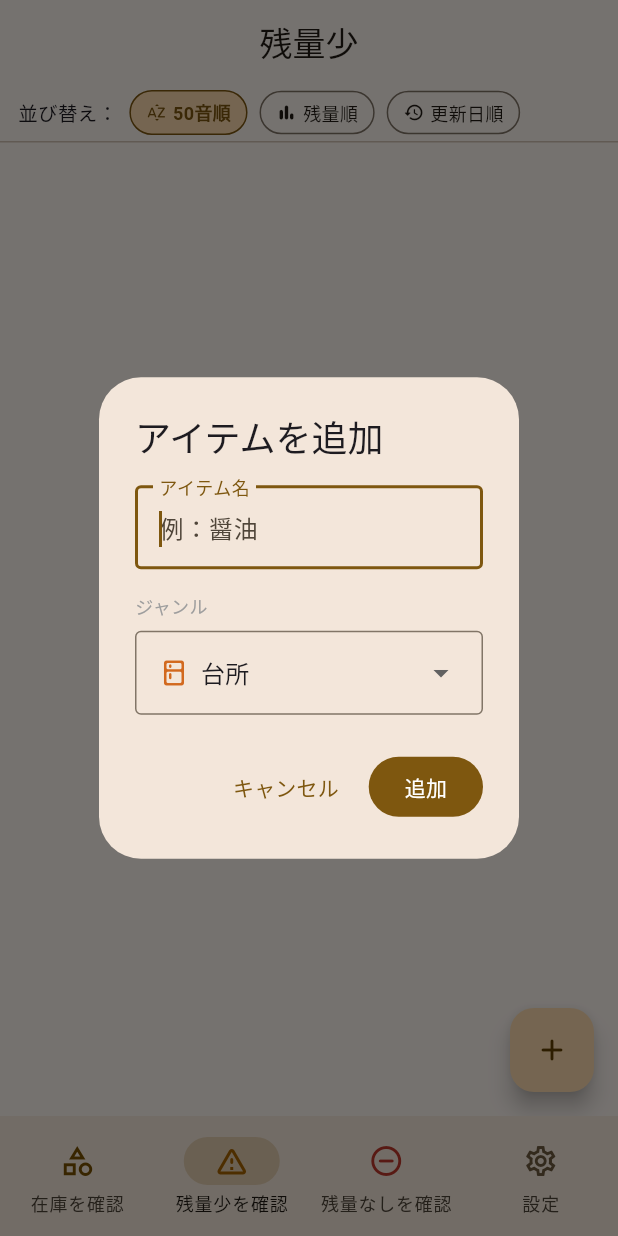
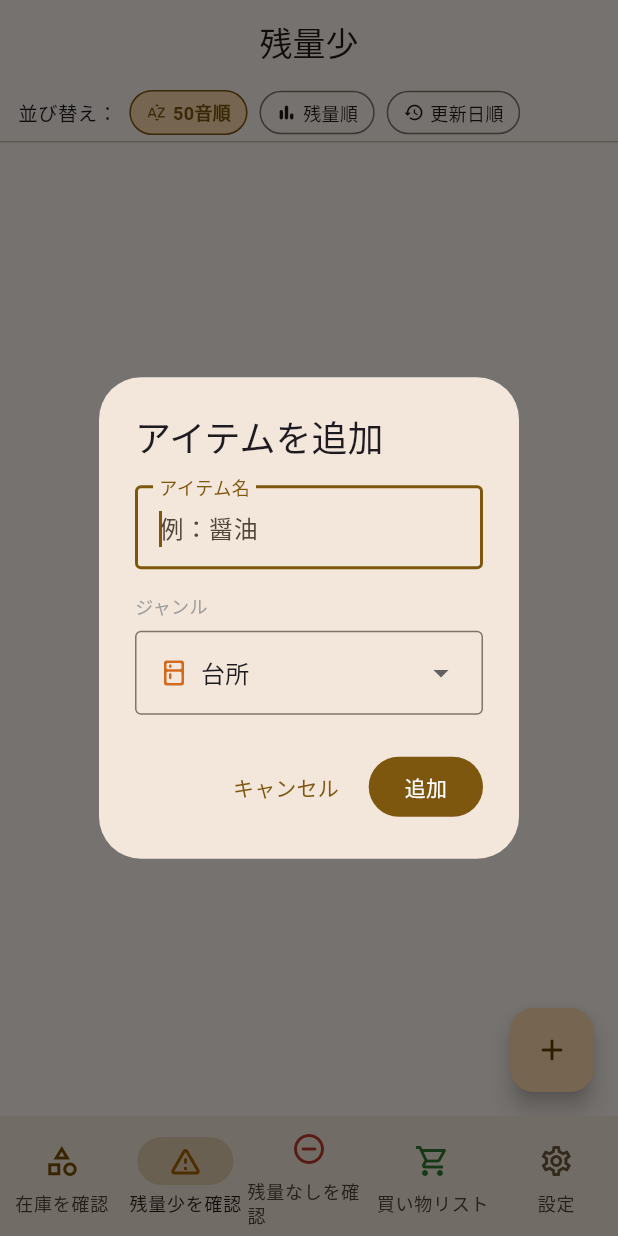
Before and after one commit to kahkipridev-lgtm/StockMemo, a Flutter app: the screen it shows after launch, item 2 of the bottom bar chosen, after a tap on the "add" icon, on a phone screen of 412 x 824 dp. Run offline on Flutter 3.47's test engine with Material 3 defaults, Android fonts, the phone set to English and light mode, and no system bars; our stand-ins replace flutter_riverpod, google_fonts, shared_preferences.

```diff
--- a/lib/screens/home_screen.dart
+++ b/lib/screens/home_screen.dart
@@ -5,6 +5,7 @@ import '../models/stock_level.dart';
 import 'genre_selection_screen.dart';
 import 'inventory_screen.dart';
 import 'settings_screen.dart';
+import 'shopping_list_screen.dart';
 
 class HomeScreen extends StatefulWidget {
   const HomeScreen({super.key});
@@ -20,6 +21,7 @@ class _HomeScreenState extends State<HomeScreen> {
     Color(0xFF7A5100),
     Color(0xFFA86400),
     Color(0xFFC0392B),
+    Color(0xFF2E7D32),
   ];
 
   @override
@@ -42,6 +44,7 @@ class _HomeScreenState extends State<HomeScreen> {
             key: ValueKey('empty'),
             filter: InventoryFilter(levels: [StockLevel.empty]),
           ),
+          ShoppingListScreen(),
           SettingsScreen(),
         ],
       ),
@@ -65,6 +68,12 @@ class _HomeScreenState extends State<HomeScreen> {
             selectedIcon: const Icon(Icons.remove_circle_rounded, color: Color(0xFFC0392B)),
             label: '残量なしを確認',
           ),
+          const NavigationDestination(
+            icon: Icon(Icons.shopping_cart_outlined, color: Color(0xFF2E7D32)),
+            selectedIcon:
+                Icon(Icons.shopping_cart_rounded, color: Color(0xFF2E7D32)),
+            label: '買い物リスト',
+          ),
           NavigationDestination(
             icon: Icon(Icons.settings_outlined, color: colorScheme.secondary),
             selectedIcon: Icon(Icons.settings_rounded, color: colorScheme.secondary),
--- /dev/null
+++ b/lib/screens/shopping_list_screen.dart
@@ -0,0 +1,132 @@
+import 'package:flutter/material.dart';
+import 'package:flutter_riverpod/flutter_riverpod.dart';
+
+import '../providers/shopping_list_provider.dart';
+import '../widgets/add_shopping_item_dialog.dart';
+
+class ShoppingListScreen extends ConsumerWidget {
+  const ShoppingListScreen({super.key});
+
+  @override
+  Widget build(BuildContext context, WidgetRef ref) {
+    final asyncItems = ref.watch(shoppingListProvider);
+
+    return asyncItems.when(
+      loading: () => const Scaffold(
+        body: Center(child: CircularProgressIndicator()),
+      ),
+      error: (e, _) => Scaffold(
+        body: Center(child: Text('エラーが発生しました: $e')),
+      ),
+      data: (items) {
+        final hasPurchased = items.any((e) => e.isPurchased);
+        return Scaffold(
+          appBar: AppBar(
+            title: const Text('買い物リスト'),
+            actions: [
+              IconButton(
+                icon: const Icon(Icons.playlist_remove_rounded),
+                tooltip: '購入済みを削除',
+                onPressed: hasPurchased
+                    ? () => ref
+                        .read(shoppingListProvider.notifier)
+                        .clearPurchased()
+                    : null,
+              ),
+            ],
+          ),
+          body: items.isEmpty
+              ? const _EmptyState()
+              : ListView.builder(
+                  itemCount: items.length,
+                  itemBuilder: (context, index) {
+                    final item = items[index];
+                    return Dismissible(
+                      key: Key(item.id),
+                      direction: DismissDirection.endToStart,
+                      background: Container(
+                        alignment: Alignment.centerRight,
+                        padding: const EdgeInsets.only(right: 20),
+                        color: Colors.red,
+                        child: const Icon(
+                          Icons.delete_rounded,
+                          color: Colors.white,
+                        ),
+                      ),
+                      onDismissed: (_) => ref
+                          .read(shoppingListProvider.notifier)
+                          .deleteItem(item.id),
+                      child: ListTile(
+                        onTap: () => ref
+                            .read(shoppingListProvider.notifier)
+                            .togglePurchased(item.id),
+                        leading: Icon(
+                          item.isPurchased
+                              ? Icons.check_circle_rounded
+                              : Icons.radio_button_unchecked_rounded,
+                          color: item.isPurchased
+                              ? Theme.of(context).colorScheme.primary
+                              : Theme.of(context).colorScheme.outline,
+                        ),
+                        title: Text(
+                          item.name,
+                          style: TextStyle(
+                            decoration: item.isPurchased
+                                ? TextDecoration.lineThrough
+                                : null,
+                            color: item.isPurchased
+                                ? Theme.of(context)
+                                    .colorScheme
+                                    .onSurface
+                                    .withValues(alpha: 0.4)
+                                : null,
+                          ),
+                        ),
+                      ),
+                    );
+                  },
+                ),
+          floatingActionButton: FloatingActionButton(
+            heroTag: null,
+            onPressed: () => showDialog(
+              context: context,
+              builder: (_) => const AddShoppingItemDialog(),
+            ),
+            child: const Icon(Icons.add_rounded),
+          ),
+        );
+      },
+    );
+  }
+}
+
+class _EmptyState extends StatelessWidget {
+  const _EmptyState();
+
+  @override
+  Widget build(BuildContext context) {
+    return Center(
+      child: Column(
+        mainAxisSize: MainAxisSize.min,
+        children: [
+          Icon(
+            Icons.shopping_cart_outlined,
+            size: 64,
+            color: Theme.of(context).colorScheme.outline,
+          ),
+          const SizedBox(height: 16),
+          Text(
+            '買い物リストは空です',
+            style: TextStyle(
+              fontSize: 16,
+              color: Theme.of(context)
+                  .colorScheme
+                  .onSurface
+                  .withValues(alpha: 0.5),
+            ),
+          ),
+        ],
+      ),
+    );
+  }
+}
```
Also changed, not shown: lib/models/shopping_item.dart (added, +45 -0 lines), lib/providers/shopping_list_provider.dart (added, +85 -0 lines), lib/widgets/add_shopping_item_dialog.dart (added, +66 -0 lines), .claude/settings.local.json.
